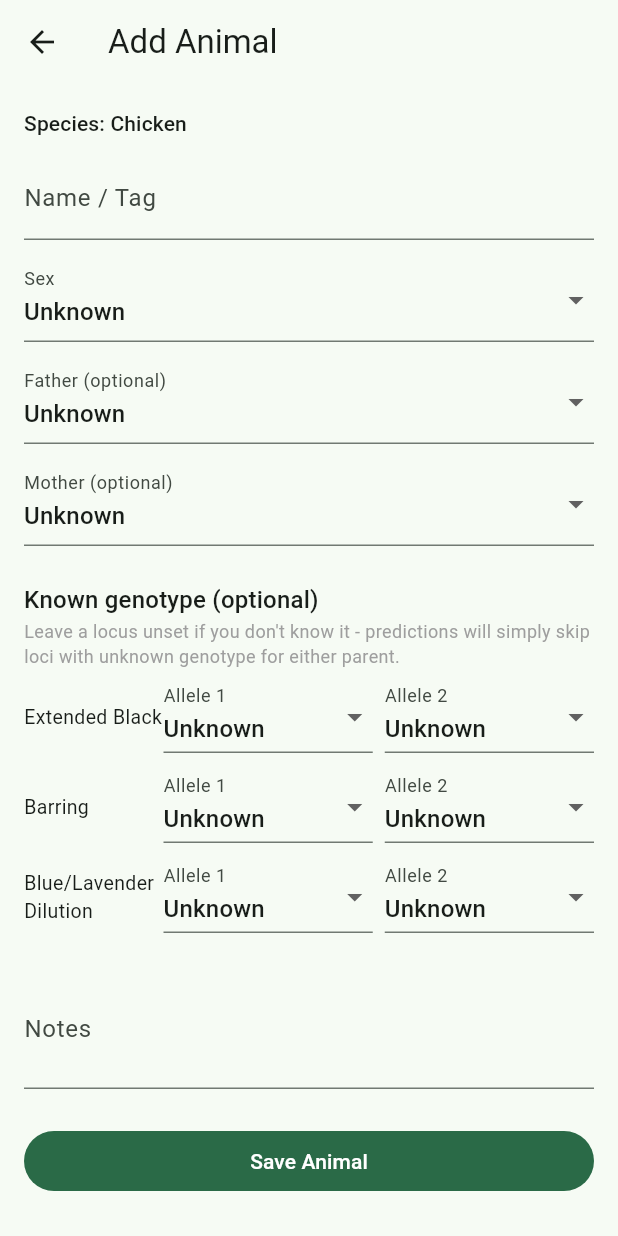
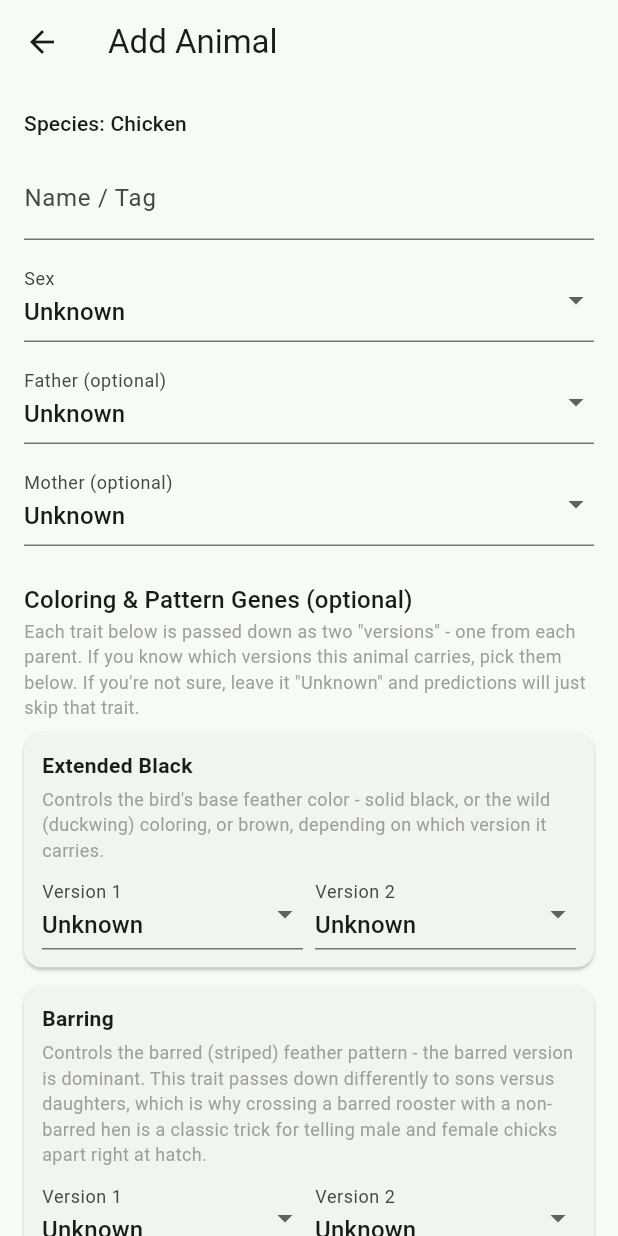
Before and after one commit to jaredkees04-png/genetics-app, a Flutter app: the screen it shows after launch, after a tap on the "add" icon, on a phone screen of 412 x 824 dp. Run offline on Flutter 3.47's test engine with Material 3 defaults, Android fonts, the phone set to English and light mode, and no system bars; our stand-ins replace drift, drift_flutter, flutter_riverpod; accounts and stored records are empty; generated files the repository leaves out were written again.

Commit message:
Make the genotype/allele UI understandable without a genetics background (#6)
Farmers shouldn't need a lookup table to know what "eb" or "Bl" means.

- Dropdown options now show the full trait name alongside the letter
  code ("Extended Black (E)" instead of a bare "E"), and each trait card
  shows a plain-language description of what it actually controls -
  wired a new LocusInfo.description field through from the seed data,
  which wasn't reaching the UI before.
- Relabeled "Allele 1/2" to "Version 1/2" ("Version it carries" when
  hemizygous) - "allele" is jargon a first-time user has no reason to
  know.
- Rewrote every chicken/goat/cattle trait description to explain what
  it does in plain terms instead of genetics shorthand (eumelanin,
  Z-linked, heterozygote, etc.) - kept the genuinely useful bits, like
  the barred-rooster auto-sexing trick.
- Renamed "Known genotype"/"Genotype" section headers to "Coloring &
  Pattern Genes" with a short explainer of how two "versions" (one per
  parent) work.
- Restructured the locus row into a card (name + description on top,
  dropdowns below) instead of a cramped 3-across row - needed the room
  for the now-longer, actually-readable option text anyway.

Also fixed a real bug found while touching this code: Bl/Bl (two
copies of the blue dilution gene) was resolving to "Blue dilution"
instead of "Splash" - the homozygous branch returned the allele's own
name regardless of which allele, ignoring that Bl/Bl is its own
distinct phenotype, not just "more diluted." Added a regression test.


Claude-Session: https://claude.ai/code/session_01E8jGzK9zWcUUfrBYAyyt6q

Co-authored-by: Claude <noreply@anthropic.com>

```diff
--- a/lib/data/repositories/genetics_repository.dart
+++ b/lib/data/repositories/genetics_repository.dart
@@ -41,6 +41,7 @@ class GeneticsRepository {
         name: locus.name,
         inheritancePattern: _parseInheritancePattern(locus.inheritancePattern),
         isSexLinked: locus.isSexLinked,
+        description: locus.description,
         alleles: alleleRows
             .map((a) => AlleleInfo(
                   id: a.id,
--- a/lib/data/seed/cattle_genetics_seed.dart
+++ b/lib/data/seed/cattle_genetics_seed.dart
@@ -54,7 +54,10 @@ class CattleGeneticsSeed {
         name: 'Extension',
         inheritancePattern: 'dominant_series',
         isSexLinked: false,
-        description: 'Black is dominant over red (e.g. Angus vs. Red Angus).',
+        description:
+            'Controls coat color - black or red - and black is '
+            'dominant. This is the same gene behind the difference '
+            'between Angus and Red Angus cattle.',
       );
       final eAlleles = await h.insertAlleles(eLocusId, [
         ('E', 'Black', 1),
--- a/lib/data/seed/chicken_genetics_seed.dart
+++ b/lib/data/seed/chicken_genetics_seed.dart
@@ -49,8 +49,9 @@ class ChickenGeneticsSeed {
         inheritancePattern: 'dominant_series',
         isSexLinked: false,
         description:
-            'Simplified 3-allele dominance series controlling base '
-            'eumelanin (black) expression.',
+            'Controls the bird\'s base feather color - solid black, or '
+            'the wild (duckwing) coloring, or brown, depending on which '
+            'version it carries.',
       );
       final eAlleles = await h.insertAlleles(eLocusId, [
         ('E', 'Extended Black', 1),
@@ -65,9 +66,11 @@ class ChickenGeneticsSeed {
         inheritancePattern: 'dominant_series',
         isSexLinked: true,
         description:
-            'Z-linked. Barred is dominant. Because hens are hemizygous '
-            '(ZW), a barred rooster x non-barred hen cross famously '
-            'lets you sex chicks at hatch by down color.',
+            'Controls the barred (striped) feather pattern - the barred '
+            'version is dominant. This trait passes down differently to '
+            'sons versus daughters, which is why crossing a barred '
+            'rooster with a non-barred hen is a classic trick for '
+            'telling male and female chicks apart right at hatch.',
       );
       final bAlleles = await h.insertAlleles(bLocusId, [
         ('B', 'Barred', 1),
@@ -81,9 +84,10 @@ class ChickenGeneticsSeed {
         inheritancePattern: 'incomplete_dominance',
         isSexLinked: false,
         description:
-            'Heterozygotes (Bl/bl+) are Blue - a distinct third '
-            'phenotype, not a blend that resembles either homozygote. '
-            'Bl/Bl homozygotes are Splash.',
+            'Lightens (dilutes) black feathers. One copy gives a '
+            'blue-gray color; two copies give "Splash" - a pale, '
+            'blotchy pattern that\'s its own distinct look, not just a '
+            'lighter blue.',
       );
       final blAlleles = await h.insertAlleles(blLocusId, [
         ('Bl', 'Blue dilution', null),
--- a/lib/data/seed/goat_genetics_seed.dart
+++ b/lib/data/seed/goat_genetics_seed.dart
@@ -43,8 +43,8 @@ class GoatGeneticsSeed {
         inheritancePattern: 'dominant_series',
         isSexLinked: false,
         description:
-            'Simplified 3-allele dominance series controlling coat '
-            'pattern.',
+            'Controls the coat pattern - solid black, a broken/'
+            'Swiss-marked pattern, or a plain tan coat with no pattern.',
       );
       final aAlleles = await h.insertAlleles(aLocusId, [
         ('Sb', 'Solid Black', 1),
@@ -58,7 +58,9 @@ class GoatGeneticsSeed {
         name: 'Brown Dilution',
         inheritancePattern: 'dominant_series',
         isSexLinked: false,
-        description: 'Black pigment is dominant over brown (chocolate).',
+        description:
+            'Controls whether the coat pigment is black or brown '
+            '(chocolate) - black is dominant.',
       );
       final bAlleles = await h.insertAlleles(bLocusId, [
         ('B', 'Black pigment', 1),
--- a/lib/domain/genetics/chicken_phenotype_resolver.dart
+++ b/lib/domain/genetics/chicken_phenotype_resolver.dart
@@ -47,14 +47,15 @@ class ChickenPhenotypeResolver implements PhenotypeResolver {
     return hasBarring ? 'Barred' : 'Non-barred';
   }
 
-  /// Incomplete dominance: heterozygote is a visually distinct third
-  /// phenotype (Blue), not a blend that looks like either homozygote.
+  /// Incomplete dominance: three distinct phenotypes, none of which is a
+  /// simple blend - Bl/Bl is Splash (not "more diluted" than Blue),
+  /// bl+/bl+ is not diluted at all, and only the heterozygote is Blue.
   String _resolveBlueDilution(Genotype genotype) {
     if (genotype.isHemizygous) {
-      return genotype.allele1.name;
+      return genotype.allele1.symbol == 'Bl' ? 'Splash' : genotype.allele1.name;
     }
     if (genotype.allele1.id == genotype.allele2!.id) {
-      return genotype.allele1.name; // homozygous either way
+      return genotype.allele1.symbol == 'Bl' ? 'Splash' : genotype.allele1.name;
     }
     return 'Blue'; // heterozygous Bl/bl+
   }
--- a/lib/domain/genetics/genetics_models.dart
+++ b/lib/domain/genetics/genetics_models.dart
@@ -62,6 +62,10 @@ class LocusInfo {
   final bool isSexLinked;
   final List<AlleleInfo> alleles;
 
+  /// Plain-language explanation of what this trait controls, shown in the
+  /// UI so "Extended Black" or "Barring" isn't just an unexplained label.
+  final String? description;
+
   const LocusInfo({
     required this.id,
     required this.key,
@@ -69,6 +73,7 @@ class LocusInfo {
     required this.inheritancePattern,
     required this.isSexLinked,
     required this.alleles,
+    this.description,
   });
 }
 
--- a/lib/features/animals/add_animal_screen.dart
+++ b/lib/features/animals/add_animal_screen.dart
@@ -118,12 +118,13 @@ class _AddAnimalScreenState extends ConsumerState<AddAnimalScreen> {
                   },
                 ),
                 const SizedBox(height: 24),
-                Text('Known genotype (optional)',
+                Text('Coloring & Pattern Genes (optional)',
                     style: Theme.of(context).textTheme.titleMedium),
                 const Text(
-                  'Leave a locus unset if you don\'t know it - '
-                  'predictions will simply skip loci with unknown '
-                  'genotype for either parent.',
+                  'Each trait below is passed down as two "versions" - one '
+                  'from each parent. If you know which versions this animal '
+                  'carries, pick them below. If you\'re not sure, leave it '
+                  '"Unknown" and predictions will just skip that trait.',
                   style: TextStyle(fontSize: 12, color: Colors.grey),
                 ),
                 const SizedBox(height: 8),
--- a/lib/features/animals/animal_detail_screen.dart
+++ b/lib/features/animals/animal_detail_screen.dart
@@ -92,7 +92,13 @@ class _GenotypeSection extends ConsumerWidget {
     return Column(
       crossAxisAlignment: CrossAxisAlignment.start,
       children: [
-        Text('Genotype', style: Theme.of(context).textTheme.titleMedium),
+        Text('Coloring & Pattern Genes',
+            style: Theme.of(context).textTheme.titleMedium),
+        const Text(
+          'Each trait is passed down as two "versions" - one from each '
+          'parent. Update what you know below.',
+          style: TextStyle(fontSize: 12, color: Colors.grey),
+        ),
         const SizedBox(height: 8),
         lociAsync.when(
           loading: () => const SizedBox.shrink(),
--- a/lib/features/animals/widgets/locus_genotype_field.dart
+++ b/lib/features/animals/widgets/locus_genotype_field.dart
@@ -21,29 +21,44 @@ class LocusGenotypeField extends StatelessWidget {
     required this.onChanged,
   });
 
+  /// "Extended Black (E)" instead of a bare, unexplained "E" - the letter
+  /// alone means nothing without a lookup table.
+  String _optionLabel(AlleleInfo a) => '${a.name} (${a.symbol})';
+
   @override
   Widget build(BuildContext context) {
-    return Padding(
-      padding: const EdgeInsets.only(bottom: 12),
-      child: Row(
+    return Card(
+      margin: const EdgeInsets.only(bottom: 12),
+      child: Padding(
+        padding: const EdgeInsets.all(12),
+        child: Column(
+          crossAxisAlignment: CrossAxisAlignment.start,
+          children: [
+            Text(locus.name,
+                style: const TextStyle(fontWeight: FontWeight.w600)),
+            if (locus.description != null) ...[
+              const SizedBox(height: 4),
+              Text(
+                locus.description!,
+                style: const TextStyle(fontSize: 12, color: Colors.grey),
+              ),
+            ],
+            const SizedBox(height: 10),
+            Row(
               children: [
                 Expanded(
-            flex: 2,
-            child: Text(locus.name, style: const TextStyle(fontSize: 13)),
-          ),
-          Expanded(
-            flex: 3,
                   child: DropdownButtonFormField<String?>(
                     initialValue: allele1Id,
                     isExpanded: true,
                     decoration: InputDecoration(
-                labelText: hemizygous ? 'Allele' : 'Allele 1',
+                      labelText: hemizygous ? 'Version it carries' : 'Version 1',
                       isDense: true,
                     ),
                     items: [
-                const DropdownMenuItem(value: null, child: Text('Unknown')),
-                ...locus.alleles.map(
-                    (a) => DropdownMenuItem(value: a.id, child: Text(a.symbol))),
+                      const DropdownMenuItem(
+                          value: null, child: Text('Unknown')),
+                      ...locus.alleles.map((a) => DropdownMenuItem(
+                          value: a.id, child: Text(_optionLabel(a)))),
                     ],
                     onChanged: (v) => onChanged(v, allele2Id),
                   ),
@@ -51,24 +66,27 @@ class LocusGenotypeField extends StatelessWidget {
                 if (!hemizygous) ...[
                   const SizedBox(width: 8),
                   Expanded(
-              flex: 3,
                     child: DropdownButtonFormField<String?>(
                       initialValue: allele2Id,
                       isExpanded: true,
                       decoration: const InputDecoration(
-                  labelText: 'Allele 2',
+                        labelText: 'Version 2',
                         isDense: true,
                       ),
                       items: [
-                  const DropdownMenuItem(value: null, child: Text('Unknown')),
+                        const DropdownMenuItem(
+                            value: null, child: Text('Unknown')),
                         ...locus.alleles.map((a) => DropdownMenuItem(
-                      value: a.id, child: Text(a.symbol))),
+                            value: a.id, child: Text(_optionLabel(a)))),
                       ],
                       onChanged: (v) => onChanged(allele1Id, v),
                     ),
                   ),
                 ],
               ],
+            ),
+          ],
+        ),
       ),
     );
   }
```
Also changed, not shown: 2 other files. Lines whose indentation alone changed are shown as unchanged.
